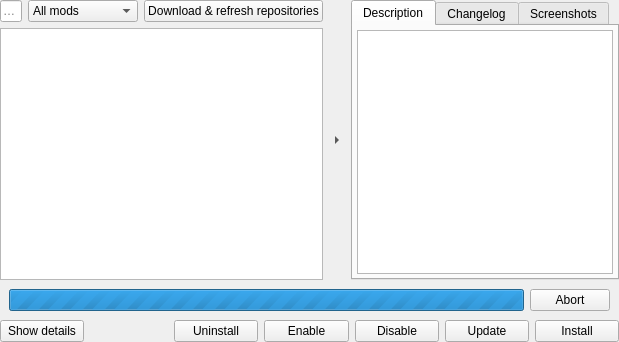
vcmi/vcmi, file launcher/modManager/cmodlistview_moc.ui: the form before one commit.
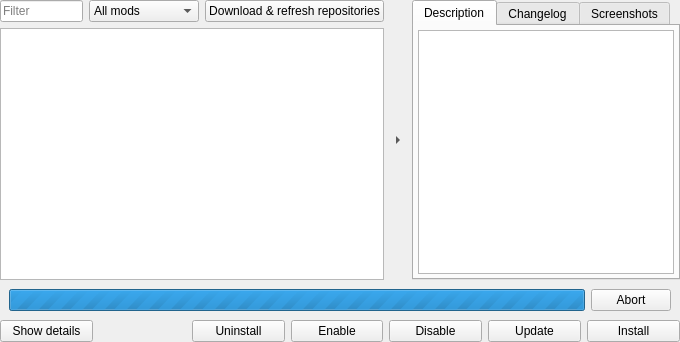
The form after the commit.

```diff
--- a/launcher/modManager/cmodlistview_moc.ui
+++ b/launcher/modManager/cmodlistview_moc.ui
@@ -6,7 +6,7 @@
    <rect>
     <x>0</x>
     <y>0</y>
-    <width>596</width>
+    <width>680</width>
     <height>342</height>
    </rect>
   </property>
@@ -252,11 +252,11 @@
              <bool>true</bool>
             </property>
             <property name="html">
-             <string>&lt;!DOCTYPE HTML PUBLIC &quot;-//W3C//DTD HTML 4.0//EN&quot; &quot;http://www.w3.org/TR/REC-html40/strict.dtd&quot;&gt;
-&lt;html&gt;&lt;head&gt;&lt;meta name=&quot;qrichtext&quot; content=&quot;1&quot; /&gt;&lt;meta charset=&quot;utf-8&quot; /&gt;&lt;style type=&quot;text/css&quot;&gt;
+             <string notr="true">&lt;!DOCTYPE HTML PUBLIC &quot;-//W3C//DTD HTML 4.0//EN&quot; &quot;http://www.w3.org/TR/REC-html40/strict.dtd&quot;&gt;
+&lt;html&gt;&lt;head&gt;&lt;meta name=&quot;qrichtext&quot; content=&quot;1&quot; /&gt;&lt;style type=&quot;text/css&quot;&gt;
 p, li { white-space: pre-wrap; }
-&lt;/style&gt;&lt;/head&gt;&lt;body style=&quot; font-family:'Ubuntu'; font-size:10pt; font-weight:400; font-style:normal;&quot;&gt;
-&lt;p style=&quot;-qt-paragraph-type:empty; margin-top:0px; margin-bottom:0px; margin-left:0px; margin-right:0px; -qt-block-indent:0; text-indent:0px; font-size:11pt;&quot;&gt;&lt;br /&gt;&lt;/p&gt;&lt;/body&gt;&lt;/html&gt;</string>
+&lt;/style&gt;&lt;/head&gt;&lt;body style=&quot; font-family:'Sans'; font-size:10pt; font-weight:400; font-style:normal;&quot;&gt;
+&lt;p style=&quot;-qt-paragraph-type:empty; margin-top:0px; margin-bottom:0px; margin-left:0px; margin-right:0px; -qt-block-indent:0; text-indent:0px; font-family:'Ubuntu'; font-size:11pt;&quot;&gt;&lt;br /&gt;&lt;/p&gt;&lt;/body&gt;&lt;/html&gt;</string>
             </property>
             <property name="openExternalLinks">
              <bool>true</bool>
```
Left out of the diff: 2 changed lines with no effect on the pictures.
